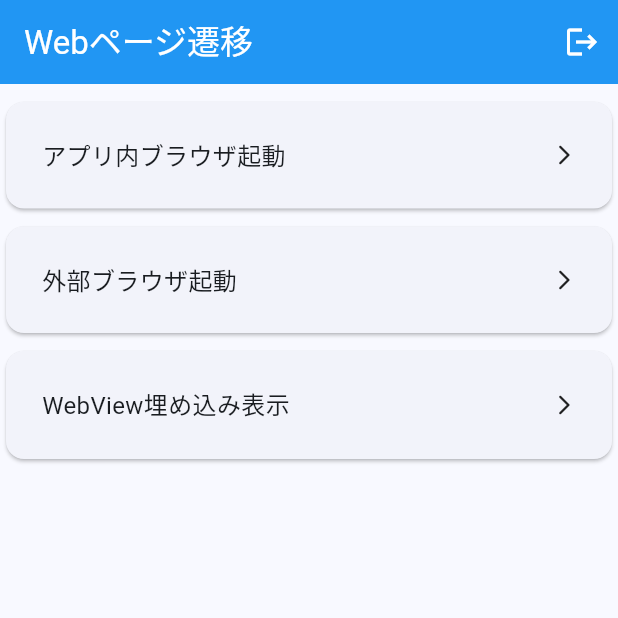
After one commit to aoskainer/flutter_app, a Flutter app: the WebPage screen opened by its route, after a tap on "アプリ内ブラウザ起動", on a phone screen of 412 x 824 dp, the top half of it. The commit adds this screen. Run offline on Flutter 3.47's test engine with Material 3 defaults, Android fonts, the phone set to English and light mode, and no system bars; our stand-ins replace flutter_riverpod, freezed_annotation, go_router, google_maps_flutter, google_mobile_ads, riverpod_annotation; generated files the repository leaves out were written again; network calls fail.

Commit message:
feat: Webページへ遷移する機能を実装しました。

```diff
--- a/lib/router.dart
+++ b/lib/router.dart
@@ -7,6 +7,7 @@ import 'package:flutter_app/view/list_page.dart';
 import 'package:flutter_app/view/login_page.dart';
 import 'package:flutter_app/view/pokemon_page.dart';
 import 'package:flutter_app/view/top_page.dart';
+import 'package:flutter_app/view/web_page.dart';
 import 'package:go_router/go_router.dart';
 
 final goRouter = RouterFactory().router;
@@ -102,6 +103,16 @@ class RouterFactory {
             );
           },
         ),
+        GoRoute(
+          path: '/web',
+          name: 'web',
+          pageBuilder: (context, state) {
+            return MaterialPage(
+              key: state.pageKey,
+              child: const WebPage(),
+            );
+          },
+        ),
       ],
       errorPageBuilder: (context, state) => MaterialPage(
         key: state.pageKey,
--- a/lib/view/top_page.dart
+++ b/lib/view/top_page.dart
@@ -37,6 +37,11 @@ class TopPage extends ConsumerWidget {
         icon: Icons.currency_yen_rounded,
         buttonText: 'リワード広告',
         route: '/googleAdmobRewarded',
+      ),
+      TopPageIconRoute(
+        icon: Icons.web,
+        buttonText: 'Webページ遷移',
+        route: '/web',
       ),
     ];
 
--- /dev/null
+++ b/lib/view/web_page.dart
@@ -0,0 +1,109 @@
+import 'package:flutter/material.dart';
+import 'package:go_router/go_router.dart';
+import 'package:url_launcher/url_launcher.dart';
+
+class WebPage extends StatelessWidget {
+  const WebPage({super.key});
+
+  @override
+  Widget build(BuildContext context) {
+    return Scaffold(
+      appBar: AppBar(
+        title: const Text('Webページ遷移'),
+        backgroundColor: Colors.blue,
+        foregroundColor: Colors.white,
+        actions: <Widget>[
+          IconButton(
+            onPressed: () => context.go('/login'),
+            icon: const Icon(Icons.logout),
+          ),
+        ],
+      ),
+      body: Column(
+        children: [
+          Padding(
+            padding: const EdgeInsets.only(top: 8),
+            child: InkWell(
+              onTap: () async {
+                if (!await launchUrlWithPlatformDefault(
+                    'https://flutter.dev')) {
+                  throw Exception(
+                      'Could not launch https://flutter.dev with platform default');
+                }
+              },
+              child: Card(
+                child: Container(
+                  padding: const EdgeInsets.all(24),
+                  width: double.infinity,
+                  child: const Row(
+                    mainAxisAlignment: MainAxisAlignment.spaceBetween,
+                    children: [
+                      Text('アプリ内ブラウザ起動', style: TextStyle(fontSize: 16)),
+                      Icon(Icons.arrow_forward_ios_rounded, size: 16),
+                    ],
+                  ),
+                ),
+              ),
+            ),
+          ),
+          Padding(
+            padding: const EdgeInsets.only(top: 4),
+            child: InkWell(
+              onTap: () async {
+                if (!await launchUrlWithExternalApplication(
+                    'https://flutter.dev')) {
+                  throw Exception(
+                      'Could not launch https://flutter.dev with external application');
+                }
+              },
+              child: Card(
+                child: Container(
+                  padding: const EdgeInsets.all(24),
+                  width: double.infinity,
+                  child: const Row(
+                    mainAxisAlignment: MainAxisAlignment.spaceBetween,
+                    children: [
+                      Text('外部ブラウザ起動', style: TextStyle(fontSize: 16)),
+                      Icon(Icons.arrow_forward_ios_rounded, size: 16),
+                    ],
+                  ),
+                ),
+              ),
+            ),
+          ),
+          Padding(
+            padding: const EdgeInsets.only(top: 4),
+            child: InkWell(
+              onTap: () {
+                // TODO: WebView埋め込み表示
+              },
+              child: Card(
+                child: Container(
+                  padding: const EdgeInsets.all(24),
+                  width: double.infinity,
+                  child: const Row(
+                    mainAxisAlignment: MainAxisAlignment.spaceBetween,
+                    children: [
+                      Text('WebView埋め込み表示', style: TextStyle(fontSize: 16)),
+                      Icon(Icons.arrow_forward_ios_rounded, size: 16),
+                    ],
+                  ),
+                ),
+              ),
+            ),
+          ),
+        ],
+      ),
+    );
+  }
+
+  Future<bool> launchUrlWithPlatformDefault(String uri) async {
+    final url = Uri.parse(uri);
+    return await launchUrl(url);
+  }
+
+  Future<bool> launchUrlWithExternalApplication(String uri) async {
+    final url = Uri.parse(uri);
+    return await launchUrl(url, mode: LaunchMode.externalApplication);
+  }
+}
```
